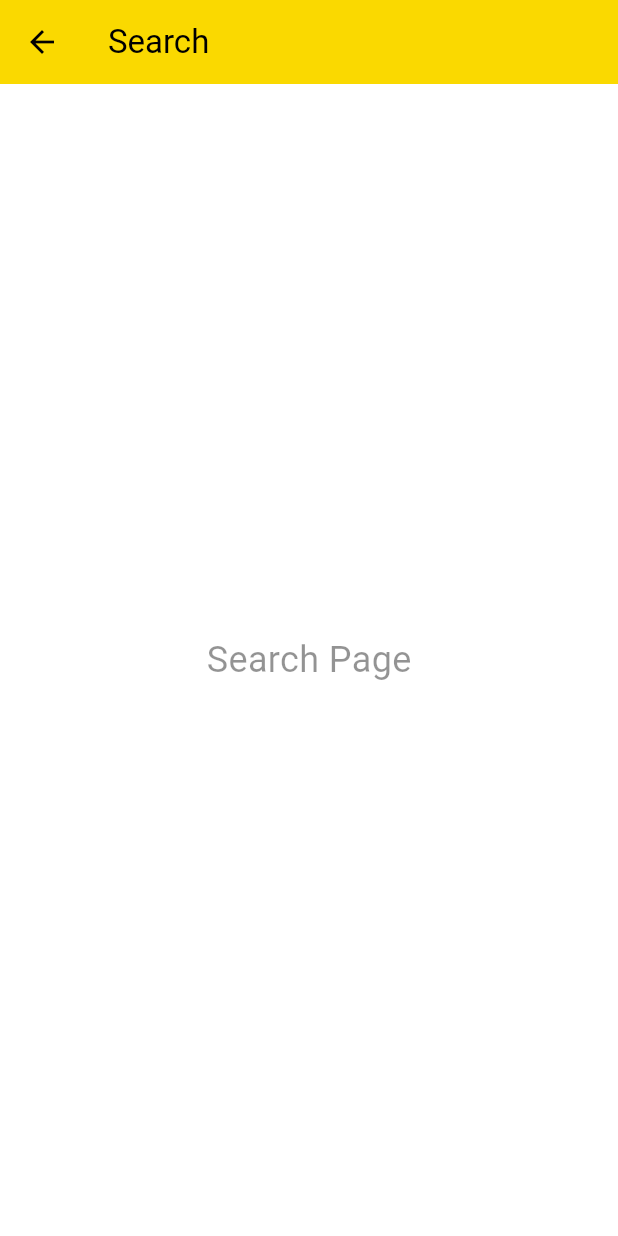
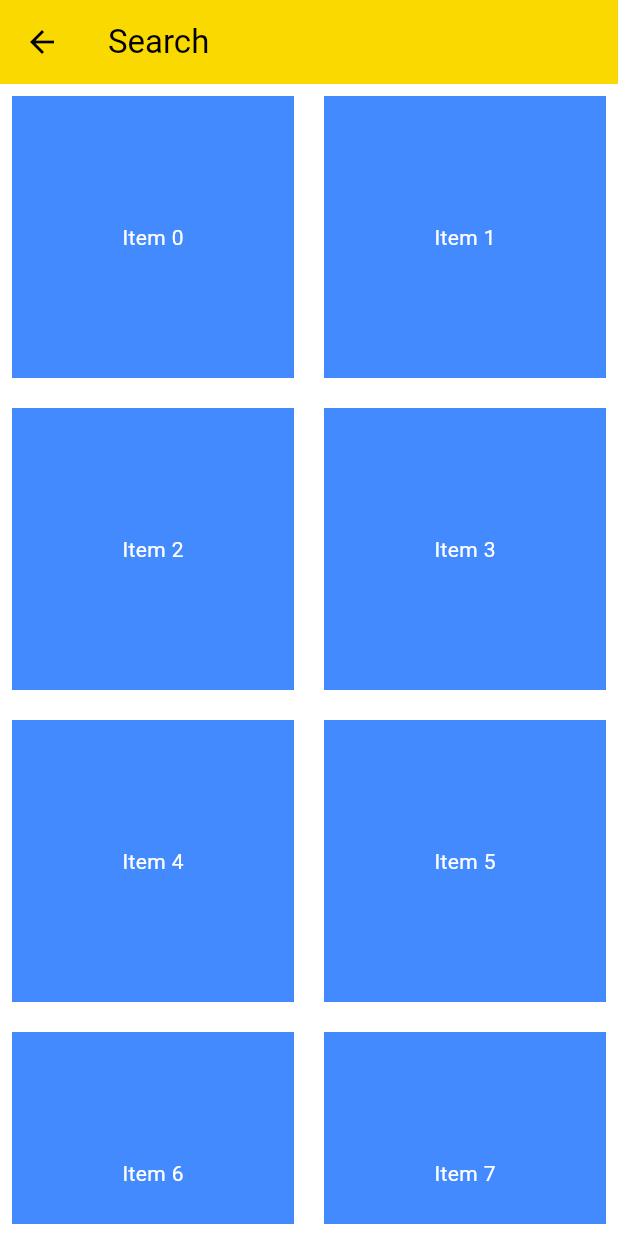
Before and after one commit to Khayattt/car_rental_app, a Flutter app: the SearchPage screen opened directly, on a phone screen of 412 x 824 dp. Run offline on Flutter 3.47's test engine with Material 3 defaults, Android fonts, the phone set to English and light mode, and no system bars; our stand-ins replace carousel_slider, cloud_firestore, firebase_auth, firebase_core, google_nav_bar, smooth_page_indicator; accounts and stored records are empty.

Commit message:
gridview task

```diff
--- /dev/null
+++ b/lib/Widgets/gridview.dart
@@ -0,0 +1,39 @@
+import 'package:flutter/material.dart';
+
+class Categoriesscreen extends StatefulWidget {
+  const Categoriesscreen({super.key});
+
+  @override
+  State<Categoriesscreen> createState() => _CategoriesscreenState();
+}
+
+class _CategoriesscreenState extends State<Categoriesscreen> {
+  @override
+  Widget build(BuildContext context) {
+    return Scaffold(
+
+      body: Padding(
+        padding: const EdgeInsets.all(8.0),
+        child: GridView.builder(
+          gridDelegate: SliverGridDelegateWithFixedCrossAxisCount(
+            crossAxisCount: 2,
+            mainAxisSpacing: 20,
+            crossAxisSpacing: 20,
+            childAspectRatio: 1 / 1,
+          ),
+          itemCount: 10,
+          itemBuilder: (context, index) {
+            return Container(
+              alignment: Alignment.center,
+              color: Colors.blueAccent,
+              child: Text(
+                "Item $index",
+                style: TextStyle(color: Colors.white),
+              ),
+            );
+          },
+        ),
+      ),
+    );
+  }
+}
--- a/lib/views/searchpage.dart
+++ b/lib/views/searchpage.dart
@@ -1,4 +1,6 @@
+import 'package:car_rental_app/Widgets/gridview.dart';
 import 'package:flutter/material.dart';
+
 
 class SearchPage extends StatefulWidget {
   const SearchPage({super.key});
@@ -11,16 +13,12 @@ class _SearchPageState extends State<SearchPage> {
   @override
   Widget build(BuildContext context) {
     return Scaffold(
-     appBar: AppBar(
+      appBar: AppBar(
         backgroundColor: Theme.of(context).colorScheme.secondary,
         title: Text('Search'),
       ),
-      body: Center(
-        child: Text('Search Page', style: TextStyle(fontSize: 24)),
-      )
-      ,
-       backgroundColor: Colors.transparent,
-
+      body: Categoriesscreen(),
+      backgroundColor: Colors.transparent,
     );
   }
 }
```
